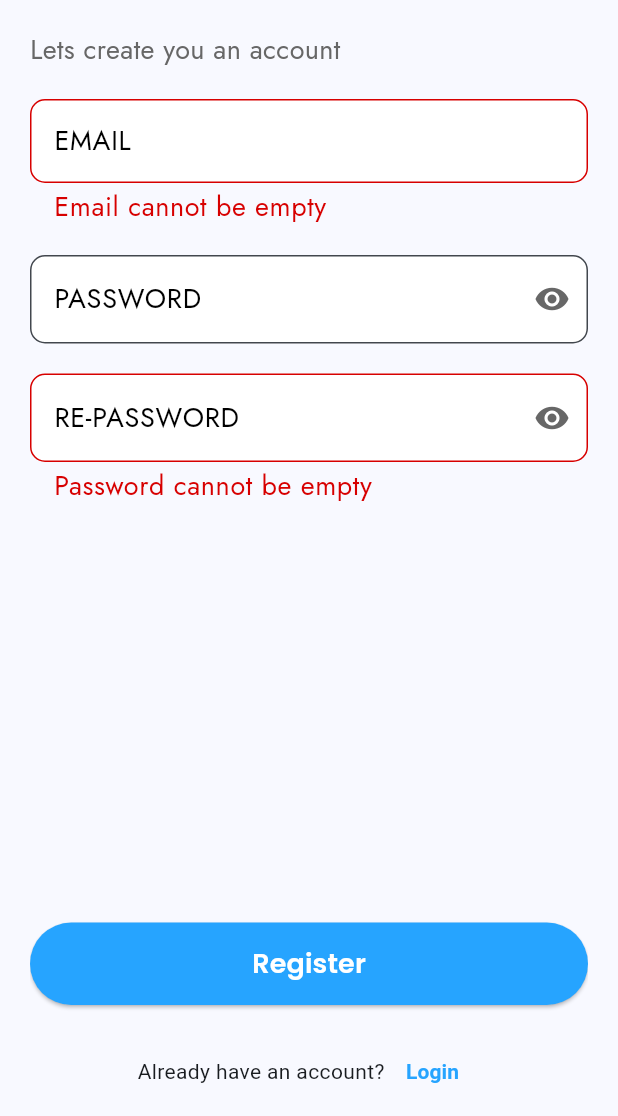
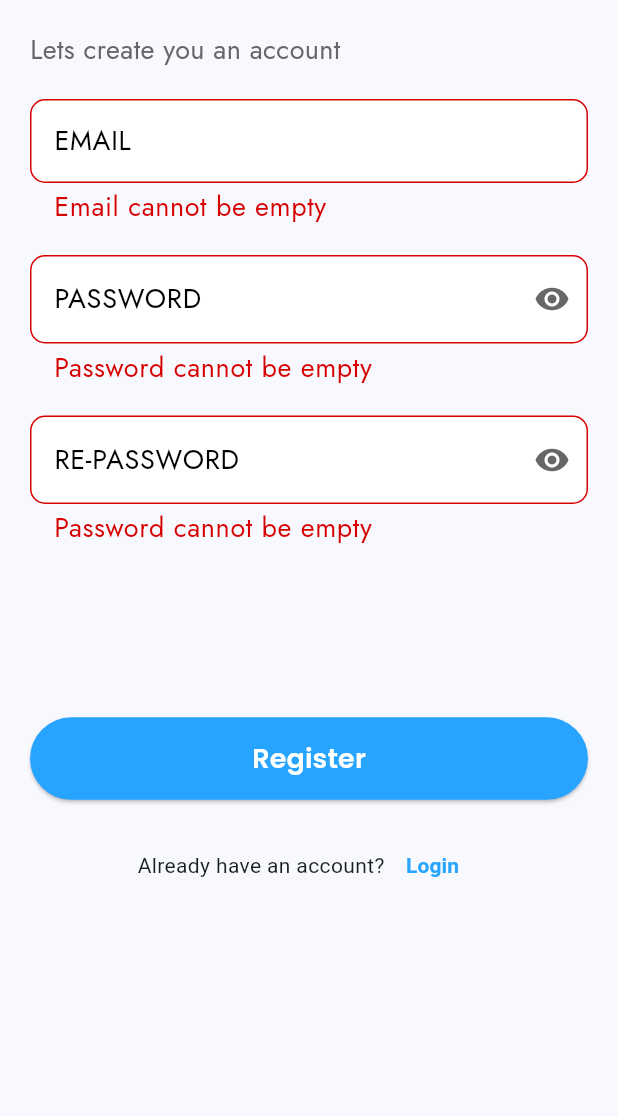
Before and after one commit to Wasim-Zaman/hobbyzhub_mobile, a Flutter app: the screen it shows after launch, after a tap on "Register", on a phone screen of 412 x 824 dp, the part 120-1236 px from its top. Run offline on Flutter 3.47's test engine with Material 2 defaults, Android fonts, the phone set to English and light mode, and no system bars; our stand-ins replace flutter_bloc, flutter_secure_storage, google_fonts, nb_utils, page_transition.

```diff
--- a/lib/utils/app_validators.dart
+++ b/lib/utils/app_validators.dart
@@ -8,6 +8,12 @@ class AppValidators {
     return null;
   };
 
+  static var password = (String? value) {
+    if (value!.isEmpty) {
+      return "Password cannot be empty";
+    }
+    return null;
+  };
   static var reEnterPassword = (String? value, String old) {
     if (value!.isEmpty) {
       return "Password cannot be empty";
--- a/lib/views/auth/registration_screen.dart
+++ b/lib/views/auth/registration_screen.dart
@@ -94,6 +94,7 @@ class _RegistrationScreenState extends State<RegistrationScreen> {
                     labelText: 'PASSWORD',
                     controller: passwordController,
                     hintText: "Enter your password",
+                    validator: AppValidators.password,
                   ),
                   20.height,
                   PasswordFieldWidget(
@@ -110,7 +111,7 @@ class _RegistrationScreenState extends State<RegistrationScreen> {
                   20.height,
                   // take the available height of the page
                   SizedBox(
-                    height: context.height() * 0.5,
+                    height: context.height() * 0.3,
                     child: Column(
                       mainAxisAlignment: MainAxisAlignment.end,
                       children: [
```
